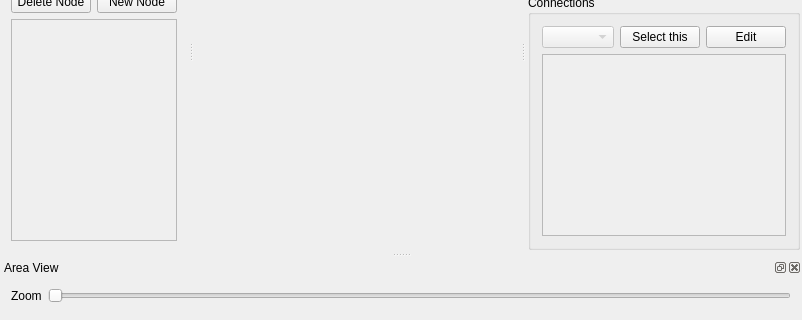
Old version of the form randovania/gui/ui_files/data_editor.ui in the repository randovania/randovania; both pictures show x 0 to 802 and y 151 to 471 of the 802 by 471 pixel window.
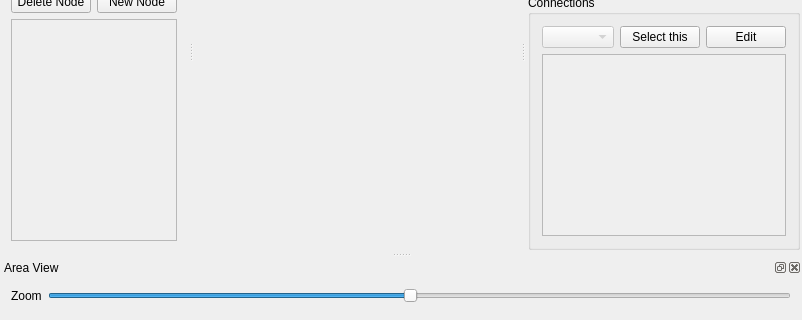
New version of the form. Custom widgets are drawn as their Qt base class.

The edit to the form file:
```diff
--- a/randovania/gui/ui_files/data_editor.ui
+++ b/randovania/gui/ui_files/data_editor.ui
@@ -286,10 +286,10 @@
           <number>1</number>
          </property>
          <property name="maximum">
-          <number>1000</number>
+          <number>40</number>
          </property>
          <property name="value">
-          <number>1</number>
+          <number>20</number>
          </property>
          <property name="orientation">
           <enum>Qt::Horizontal</enum>
```
